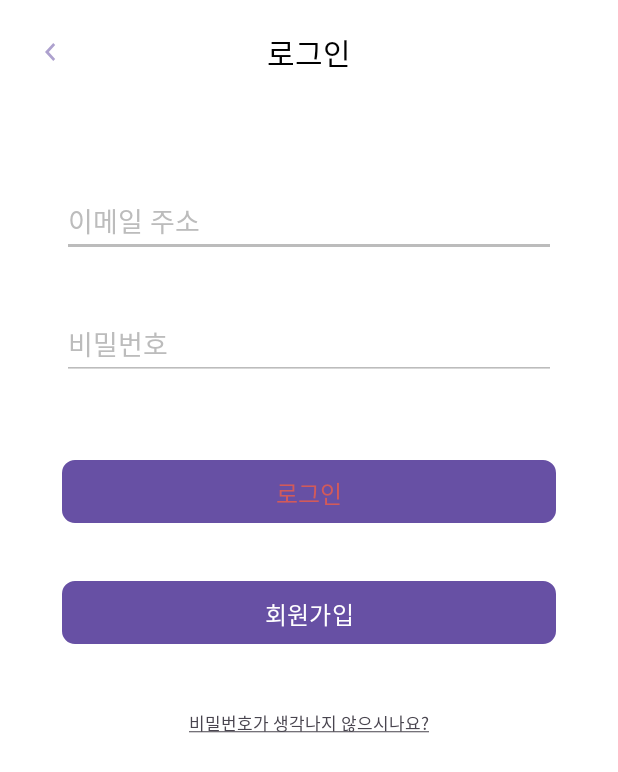
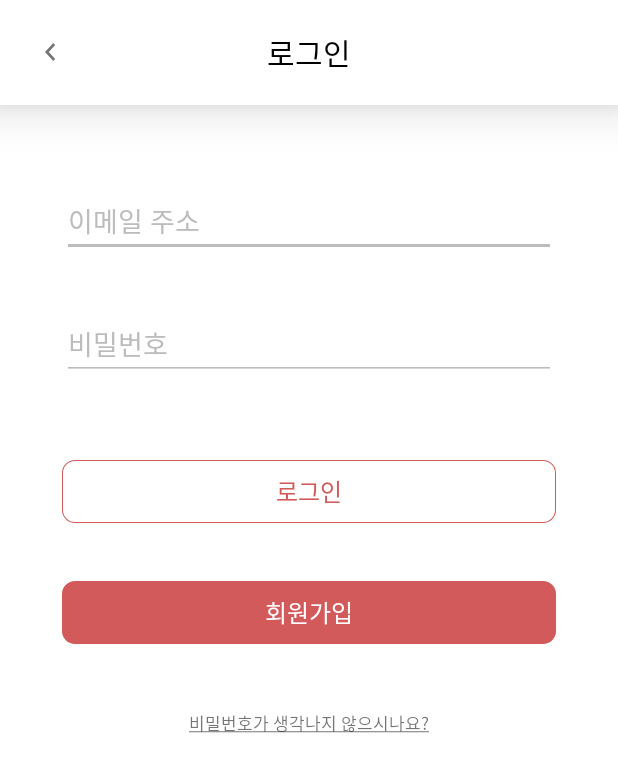
Before and after one commit to yesue2/BottleShop_App, an Android app: the LoginActivity screen opened directly, with no data from a screen before it, on a phone screen of 412 x 824 dp. Shown: the top 772 px of the screen. Run offline under Robolectric (Android 15) with nearby library versions, the phone set to English and light mode, and no system bars.

Commit message:
style: modify themes' parent

```diff
--- a/app/src/main/res/layout/activity_login.xml
+++ b/app/src/main/res/layout/activity_login.xml
@@ -71,7 +71,7 @@
         android:textColor="@color/main"
         android:textSize="16sp"
         app:layout_constraintBottom_toTopOf="@+id/btn_join"
-        app:layout_constraintEnd_toEndOf="@+id/btn_start_join"
+        app:layout_constraintEnd_toEndOf="@+id/btn_join"
         app:layout_constraintHorizontal_bias="0.5"
         app:layout_constraintStart_toStartOf="@+id/btn_join"
         app:layout_constraintTop_toBottomOf="@+id/et_password" />
--- a/app/src/main/res/values/themes.xml
+++ b/app/src/main/res/values/themes.xml
@@ -1,6 +1,6 @@
 <resources xmlns:tools="http://schemas.android.com/tools">
     <!-- Base application theme. -->
-    <style name="Base.Theme.BottleShop_App" parent="Theme.Material3.DayNight.NoActionBar">
+    <style name="Base.Theme.BottleShop_App" parent="Theme.AppCompat.DayNight.NoActionBar">
         <item name="android:statusBarColor">@color/toolbar</item>
     </style>
 
```
